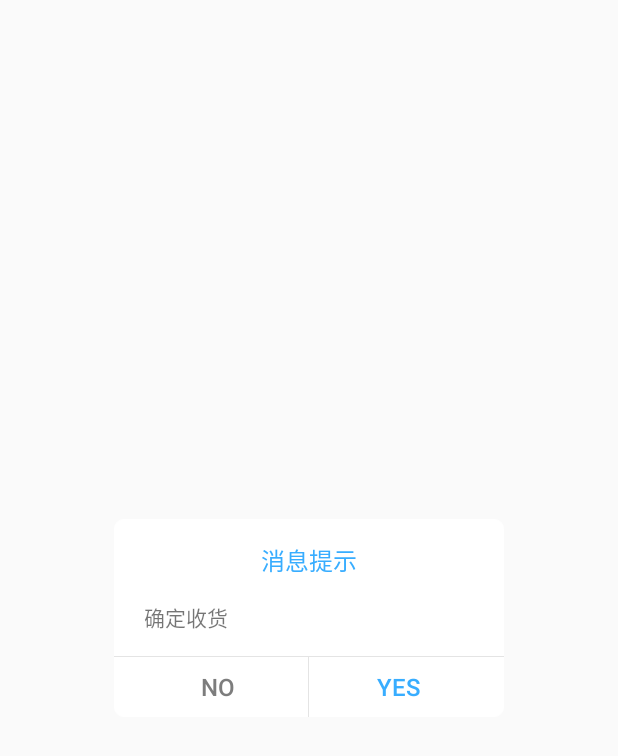
After one commit to ZhaoXuDongTJ/MaiMai, an Android app: the layout diy1dialog.xml on its own in the app's theme, with its tools: preview values and no code run, on a phone screen of 412 x 824 dp. The commit adds this screen. Shown: the top 756 px of the screen. Run offline under Robolectric (Android 15) with nearby library versions, the phone set to English and light mode, and no system bars.

Commit message:
little fixed

```diff
--- a/app/src/main/java/com/maimai/zz/maimai/utils/AppConfig.java
+++ b/app/src/main/java/com/maimai/zz/maimai/utils/AppConfig.java
@@ -9,8 +9,8 @@ package com.maimai.zz.maimai.utils;
 public class AppConfig {
     public static String versionMai = "1.0.0";
     public static String String_ModuleNumber = "    模板贡献 : ";
-    public static String String_fahuo = "待发货 : ";
+    public static String String_fahuo = " 待发货 : ";
     public static String String_shouhuo = "   待收货 : ";
-    public static String String_gongxiang = "贡献书本 : ";
-    public static String String_jieyue = "节约书本 : ";
+    public static String String_gongxiang = "   贡献书本 : ";
+    public static String String_jieyue = "   节约书本 : ";
 }
--- /dev/null
+++ b/app/src/main/res/drawable/free_dialog_bg.xml
@@ -0,0 +1,11 @@
+<?xml version="1.0" encoding="utf-8"?>
+<shape xmlns:android="http://schemas.android.com/apk/res/android">
+
+    <solid android:color="#ffffff" />
+    <stroke
+        android:width="0.8dp"
+        android:color="#ffffff" />
+    <!-- 圆角 -->
+    <corners android:radius="6dp" />
+
+</shape>
--- /dev/null
+++ b/app/src/main/res/layout/diy1dialog.xml
@@ -0,0 +1,77 @@
+<?xml version="1.0" encoding="utf-8"?>
+<RelativeLayout xmlns:android="http://schemas.android.com/apk/res/android"
+    android:layout_width="match_parent"
+    android:layout_height="match_parent"
+    android:background="#11ffffff">
+
+    <LinearLayout
+        android:layout_width="260dp"
+        android:layout_height="wrap_content"
+        android:layout_centerInParent="true"
+        android:background="@drawable/free_dialog_bg"
+        android:orientation="vertical">
+
+        <TextView
+            android:id="@+id/title"
+            android:layout_width="wrap_content"
+            android:layout_height="wrap_content"
+            android:layout_gravity="center"
+            android:layout_margin="15dp"
+            android:gravity="center"
+            android:text="消息提示"
+            android:textColor="#38ADFF"
+            android:textSize="16sp" />
+
+        <TextView
+            android:id="@+id/message"
+            android:layout_width="wrap_content"
+            android:layout_height="wrap_content"
+            android:layout_marginLeft="20dp"
+            android:layout_marginRight="20dp"
+            android:text="确定收货" />
+
+        <View
+            android:layout_width="match_parent"
+            android:layout_height="1px"
+            android:layout_marginTop="15dp"
+            android:background="#E4E4E4" />
+
+        <LinearLayout
+            android:layout_width="match_parent"
+            android:layout_height="40dp"
+            android:orientation="horizontal">
+
+            <Button
+                android:id="@+id/no"
+                android:layout_width="0dp"
+                android:layout_height="match_parent"
+                android:layout_marginLeft="10dp"
+                android:layout_weight="1"
+                android:background="@null"
+                android:gravity="center"
+                android:singleLine="true"
+                android:text="No"
+                android:textColor="#7D7D7D"
+                android:textSize="16sp" />
+
+            <View
+                android:layout_width="1px"
+                android:layout_height="match_parent"
+                android:background="#E4E4E4" />
+
+            <Button
+                android:id="@+id/yes"
+                android:layout_width="0dp"
+                android:layout_height="match_parent"
+                android:layout_marginRight="10dp"
+                android:layout_weight="1"
+                android:background="@null"
+                android:gravity="center"
+                android:singleLine="true"
+                android:text="Yes"
+                android:textColor="#38ADFF"
+                android:textSize="16sp" />
+        </LinearLayout>
+    </LinearLayout>
+
+</RelativeLayout>
```
Also changed, not shown: app/src/main/java/com/maimai/zz/maimai/dialog/FreeDialog.java (added, +158 -0 lines), app/src/main/java/com/maimai/zz/maimai/fragment/FragmentThree.java (+53 -0 lines), app/src/main/res/values/styles.xml (+14 -0 lines).
